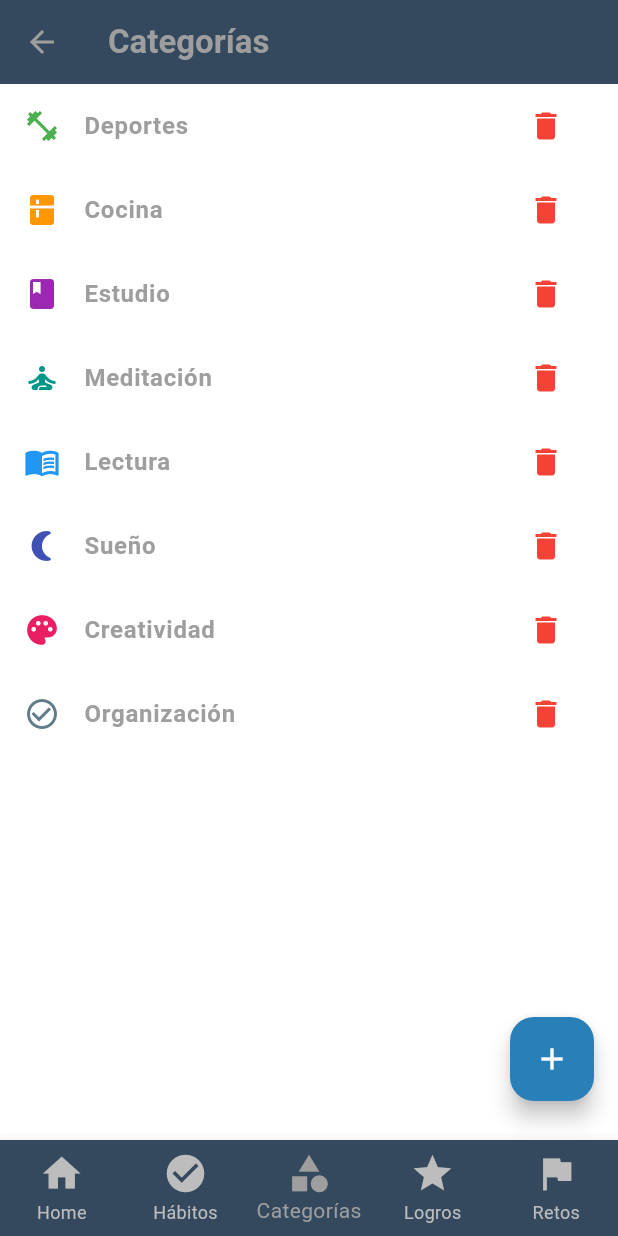
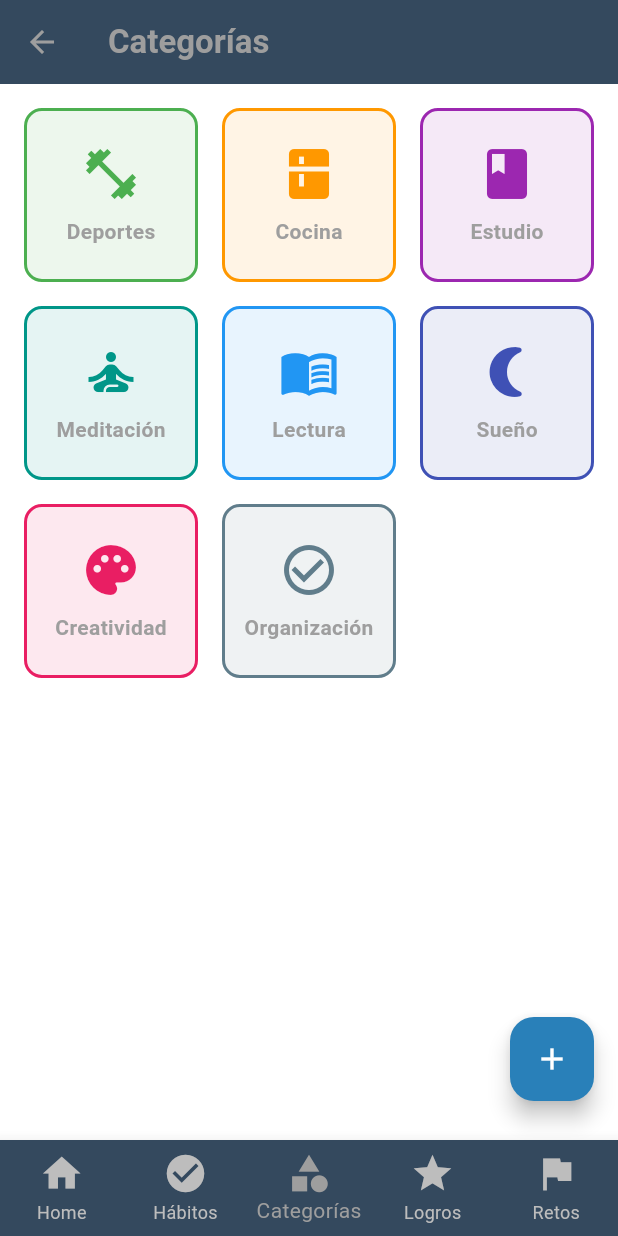
Before and after one commit to FernandoMVG/habit_app, a Flutter app: the screen it shows after launch, item 3 of the bottom bar chosen, on a phone screen of 412 x 824 dp. Run offline on Flutter 3.47's test engine with Material 3 defaults, Android fonts, the phone set to English and light mode, and no system bars; our stand-ins replace flutter_svg, get.

Commit message:
UI catergory actualizado

```diff
--- a/lib/UI/pages/category/category_page.dart
+++ b/lib/UI/pages/category/category_page.dart
@@ -5,6 +5,7 @@ import 'package:habit_app/UI/pages/category/create_category_page.dart';
 import 'package:habit_app/UI/pages/category/edit_category_page.dart';
 import 'package:habit_app/ui/controller/category_controller.dart';
 import 'package:habit_app/ui/widgets/navigation_bar.dart';
+import '/responsive.dart'; // Importar el widget Responsive
 
 class CategoryPage extends StatelessWidget {
   final CategoryController categoryController = Get.put(CategoryController());
@@ -17,7 +18,6 @@ class CategoryPage extends StatelessWidget {
         backgroundColor: Theme.of(context).colorScheme.surface,
       ),
       body: Obx(() {
-        // Verificar si hay categorías creadas
         if (categoryController.categories.isEmpty) {
           return const Center(
             child: Text(
@@ -26,52 +26,72 @@ class CategoryPage extends StatelessWidget {
             ),
           );
         } else {
-          // Mostrar la lista de categorías
-          return ListView.builder(
-            itemCount: categoryController.categories.length,
-            itemBuilder: (context, index) {
-              final category = categoryController.categories[index];
-              return ListTile(
-                onTap: () {
-                  // Al hacer clic en cualquier parte de la categoría, navegar a la edición
-                  Get.to(() => EditCategoryPage(category: category));
-                },
-                leading: Icon(category.icon,
-                    color: category.color), // Mostrar ícono y color
-                title: Text(
-                  category.name,
-                  style: const TextStyle(fontWeight: FontWeight.bold),
-                ),
-                trailing: IconButton(
-                  icon: const Icon(Icons.delete,
-                      color: Colors.red), // Ícono de eliminar
-                  onPressed: () {
-                    // Eliminar la categoría
-                    categoryController.removeCategory(category);
-                  },
-                ),
-              );
-            },
+          return Responsive(
+            mobile: _buildCategoryGrid(context,
+                crossAxisCount: 3), // 3 columnas en móvil
+            tablet: _buildCategoryGrid(context,
+                crossAxisCount: 4), // 4 columnas en tablet
+            desktop: _buildCategoryGrid(context,
+                crossAxisCount: 5), // 5 columnas en escritorio
           );
         }
       }),
       floatingActionButton: FloatingActionButton(
         onPressed: () {
-          // Navegar a la página de creación de nueva categoría
           Get.to(() => const CreateCategoryPage());
         },
         backgroundColor: Theme.of(context).colorScheme.primary,
         child: const Icon(Icons.add),
       ),
       bottomNavigationBar: CustomBottomNavigationBar(
-        currentIndex: 2, // Marcar la página de "Categorías"
+        currentIndex: 2,
         onTap: (index) {
-          // Aquí puedes manejar la navegación entre las diferentes páginas
           if (index == 0) {
-            Get.back(); // Navegar de vuelta a HomePage
+            Get.back();
           }
         },
       ),
     );
   }
+
+  // Método para construir la cuadrícula de categorías
+  Widget _buildCategoryGrid(BuildContext context,
+      {required int crossAxisCount}) {
+    return GridView.builder(
+      padding: const EdgeInsets.all(16.0),
+      itemCount: categoryController.categories.length,
+      gridDelegate: SliverGridDelegateWithFixedCrossAxisCount(
+        crossAxisCount: crossAxisCount, // Número de columnas
+        crossAxisSpacing: 16.0, // Espacio entre columnas
+        mainAxisSpacing: 16.0, // Espacio entre filas
+        childAspectRatio: 1, // Relación de aspecto de las celdas
+      ),
+      itemBuilder: (context, index) {
+        final category = categoryController.categories[index];
+        return GestureDetector(
+          onTap: () {
+            Get.to(() => EditCategoryPage(category: category));
+          },
+          child: Container(
+            decoration: BoxDecoration(
+              color: category.color.withOpacity(0.1),
+              borderRadius: BorderRadius.circular(12),
+              border: Border.all(color: category.color, width: 2),
+            ),
+            child: Column(
+              mainAxisAlignment: MainAxisAlignment.center,
+              children: [
+                Icon(category.icon, color: category.color, size: 40),
+                const SizedBox(height: 8),
+                Text(
+                  category.name,
+                  style: const TextStyle(fontWeight: FontWeight.bold),
+                ),
+              ],
+            ),
+          ),
+        );
+      },
+    );
+  }
 }
```
